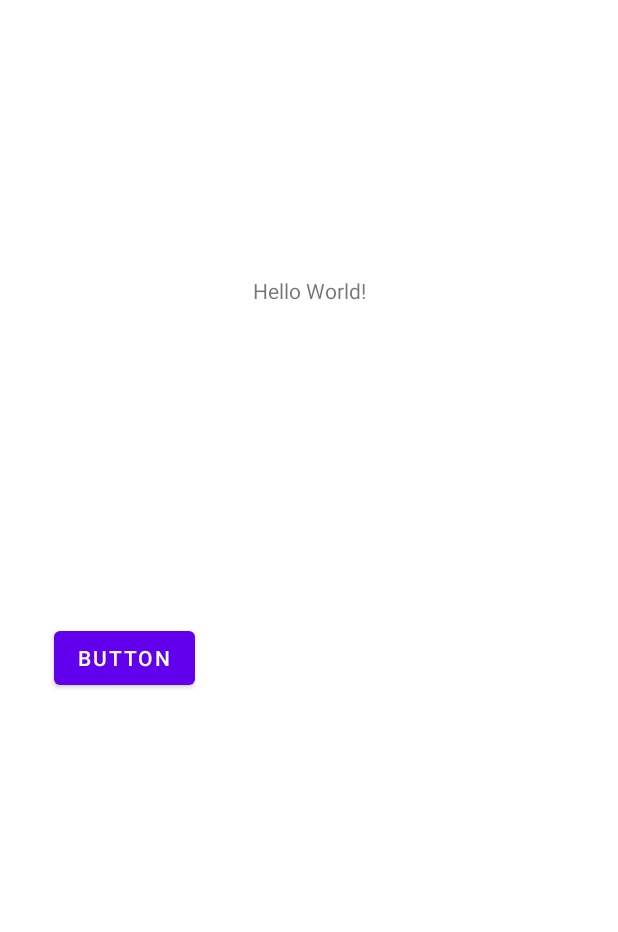
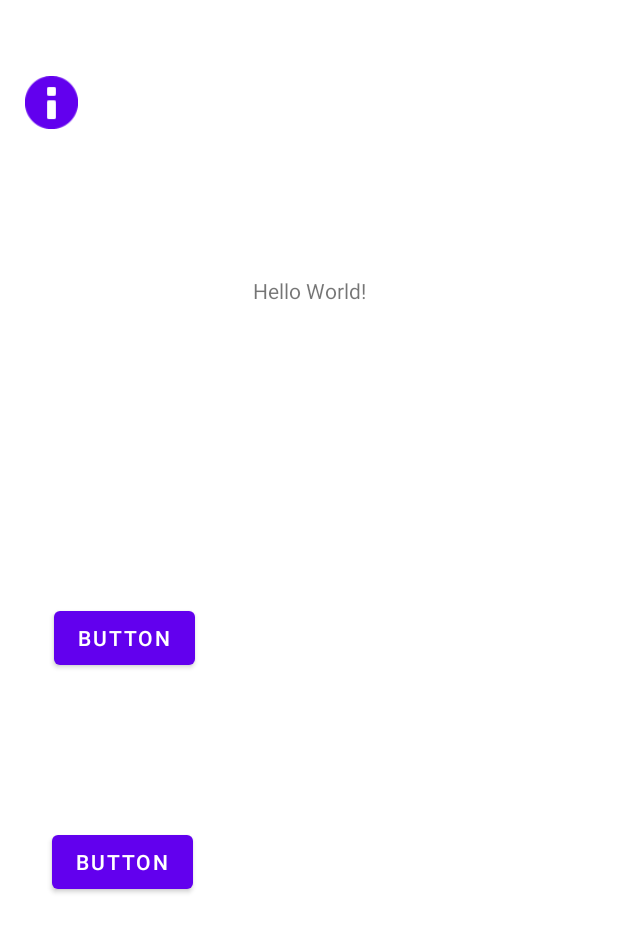
Before and after one commit to Siname22/MyApplication, an Android app: the screen it shows after launch (MainActivity), on a phone screen of 412 x 824 dp. Shown: the top 932 px of the screen. Run offline under Robolectric (Android 15) with nearby library versions, the phone set to English and light mode, and no system bars.

Commit message:
luis: añadido boton de info. necesito las activities info y ayuda de la rama de pecha

```diff
--- a/app/src/main/java/com/example/myapplication/MainActivity.java
+++ b/app/src/main/java/com/example/myapplication/MainActivity.java
@@ -9,6 +9,7 @@ import android.widget.Button;
 
 public class MainActivity extends AppCompatActivity {
     Button button;
+    Button info;
     @Override
     protected void onCreate(Bundle savedInstanceState) {
         super.onCreate(savedInstanceState);
@@ -22,6 +23,15 @@ public class MainActivity extends AppCompatActivity {
                 startActivity(a);
             }
         });
+        info = findViewById(R.id.info);
+        info.setOnClickListener(new View.OnClickListener() {
+            @Override
+            public void onClick(View view)
+            {
+                Intent b = new Intent(MainActivity.this,Pokedex.class);//cambiar a la activity de info
+                startActivity(b);
+            }
+        });
     }
 
 }
--- a/app/src/main/res/layout/activity_main.xml
+++ b/app/src/main/res/layout/activity_main.xml
@@ -23,12 +23,43 @@
         android:layout_marginStart="31dp"
         android:layout_marginTop="332dp"
         android:layout_marginEnd="277dp"
-        android:layout_marginBottom="279dp"
+        android:layout_marginBottom="16dp"
         android:text="Button"
-        app:layout_constraintBottom_toBottomOf="parent"
+        app:layout_constraintBottom_toTopOf="@+id/button4"
         app:layout_constraintEnd_toEndOf="parent"
         app:layout_constraintStart_toStartOf="parent"
         app:layout_constraintTop_toTopOf="parent"
         tools:text="Pokedex" />
 
+    <Button
+        android:id="@+id/info"
+        android:layout_width="35dp"
+        android:layout_height="35dp"
+        android:layout_marginStart="16dp"
+        android:layout_marginTop="16dp"
+        android:layout_marginEnd="360dp"
+        android:layout_marginBottom="281dp"
+        android:background="@android:drawable/ic_dialog_info"
+        android:text="."
+        app:layout_constraintBottom_toTopOf="@+id/button"
+        app:layout_constraintEnd_toEndOf="parent"
+        app:layout_constraintStart_toStartOf="parent"
+        app:layout_constraintTop_toTopOf="parent"
+        tools:ignore="TouchTargetSizeCheck"
+        tools:text="." />
+
+    <Button
+        android:id="@+id/button4"
+        android:layout_width="wrap_content"
+        android:layout_height="wrap_content"
+        android:layout_marginStart="34dp"
+        android:layout_marginTop="16dp"
+        android:layout_marginEnd="283dp"
+        android:layout_marginBottom="156dp"
+        android:text="Button"
+        app:layout_constraintBottom_toBottomOf="parent"
+        app:layout_constraintEnd_toEndOf="parent"
+        app:layout_constraintStart_toStartOf="parent"
+        app:layout_constraintTop_toBottomOf="@+id/button" />
+
 </androidx.constraintlayout.widget.ConstraintLayout>
```
